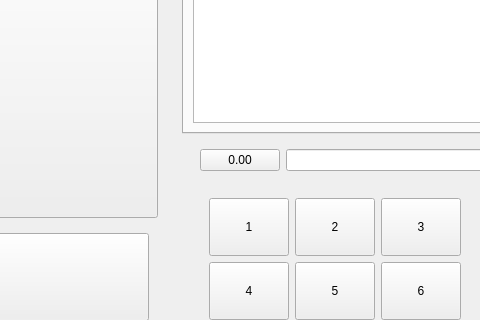
Old version of the form common_support/ui/UI.ui in the repository fazalfzl/choice; both pictures show x 414 to 894 and y 118 to 438 of the 1167 by 654 pixel window.
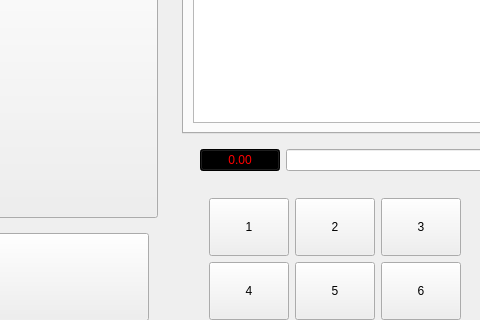
New version of the form.

```diff
--- a/common_support/ui/UI.ui
+++ b/common_support/ui/UI.ui
@@ -424,6 +424,11 @@
             </item>
             <item row="0" column="0">
              <widget class="QPushButton" name="PB_weight_input">
+              <property name="styleSheet">
+               <string notr="true">background-color: rgb(0, 0, 0);
+font: 14pt &quot;Wide Latin&quot;;
+color: rgb(255, 0, 0);</string>
+              </property>
               <property name="text">
                <string>0.00</string>
               </property>
```
